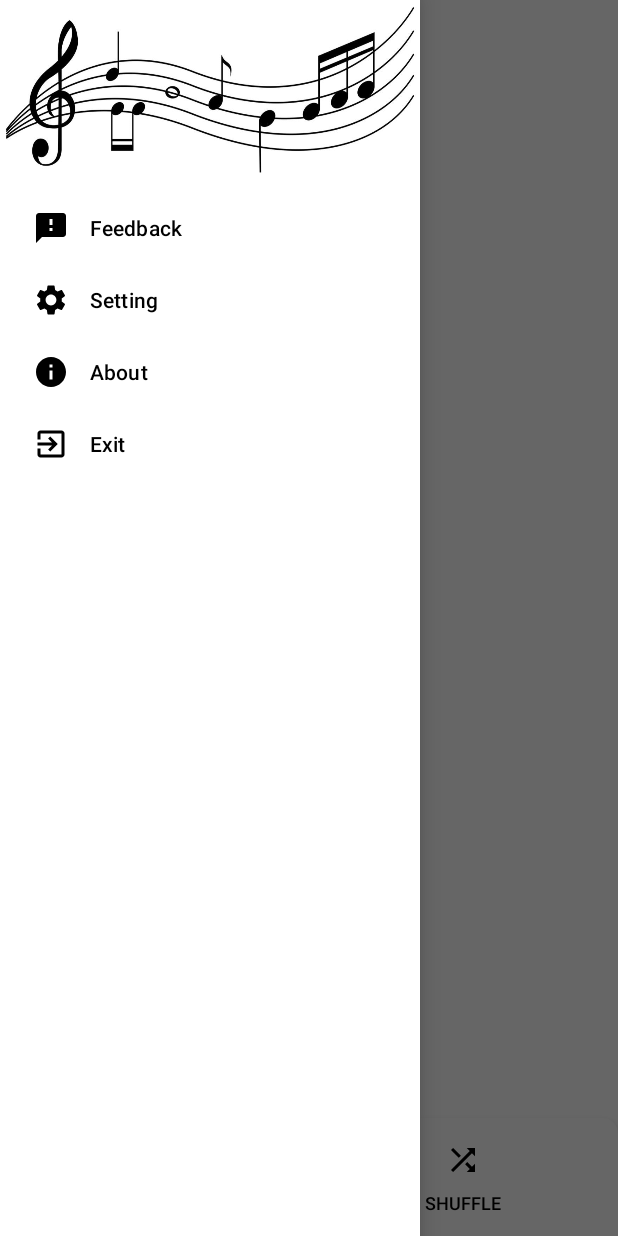
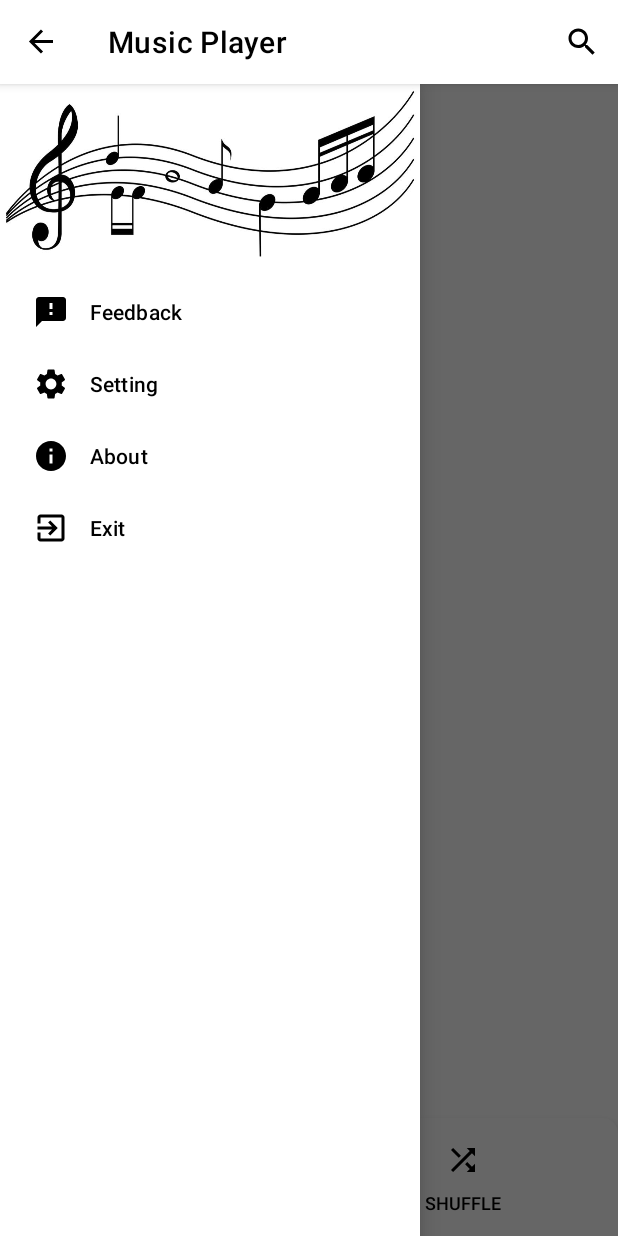
Before and after one commit to TheSalimi/MusicPlayer, an Android app: the screen it shows after launch (MainActivity), with the side drawer open, on a phone screen of 412 x 824 dp. Run offline under Robolectric (Android 15) with nearby library versions, the phone set to English and light mode, and no system bars.

Commit message:
SearchView , Toolbar
search view and its functionality is made and new toolbar updated

```diff
--- a/app/src/main/AndroidManifest.xml
+++ b/app/src/main/AndroidManifest.xml
@@ -38,7 +38,8 @@
             android:name=".PlayerActivity"
             android:exported="false"
             android:screenOrientation="portrait"
-            tools:ignore="LockedOrientationActivity">
+            tools:ignore="LockedOrientationActivity"
+            android:theme="@style/Theme.MusicPlayerNoActionBar">
             <meta-data
                 android:name="android.app.lib_name"
                 android:value="" />
--- a/app/src/main/java/com/example/musicplayer/PlayerActivity.kt
+++ b/app/src/main/java/com/example/musicplayer/PlayerActivity.kt
@@ -148,6 +148,11 @@ class PlayerActivity : AppCompatActivity(), ServiceConnection, MediaPlayer.OnCom
 
         songPosition = intent.getIntExtra("index", 0)
         when (intent.getStringExtra("class")) {
+            "MusicAdapterSearch"->{
+                musicListPA = ArrayList()
+                musicListPA.addAll(MainActivity.musicListSearch)
+                setLayout()
+            }
             "MusicAdapter" -> {
                 musicListPA = ArrayList()
                 musicListPA.addAll(MainActivity.musicList)
--- a/app/src/main/res/layout/activity_main.xml
+++ b/app/src/main/res/layout/activity_main.xml
@@ -11,19 +11,10 @@
         android:layout_width="match_parent"
         android:layout_height="match_parent">
 
-        <androidx.appcompat.widget.Toolbar
-            android:id="@+id/toolbar"
-            android:layout_width="match_parent"
-            android:layout_height="wrap_content"
-            android:background="@color/white"
-            app:title="Music Player"
-            app:titleTextColor="@color/black" />
-
         <TextView
             android:id="@+id/totalSongs"
             android:layout_width="match_parent"
             android:layout_height="wrap_content"
-            android:layout_below="@id/toolbar"
             android:layout_marginStart="8dp"
             android:text="total songs : 13" />
 
--- a/app/src/main/res/values-night/themes.xml
+++ b/app/src/main/res/values-night/themes.xml
@@ -1,13 +1,31 @@
 <resources xmlns:tools="http://schemas.android.com/tools">
     <!-- Base application theme. -->
-    <style name="Theme.MusicPlayer" parent="Theme.MaterialComponents.DayNight.NoActionBar">
+    <style name="Theme.MusicPlayer" parent="Theme.MaterialComponents.Light.NoActionBar">
         <!-- Primary brand color. -->
-        <item name="colorPrimary">@color/primaryColor</item>
-        <item name="colorPrimaryVariant">@color/primaryDarkColor</item>
+        <item name="colorPrimary">@color/white</item>
+        <item name="colorPrimaryVariant">@color/white</item>
         <item name="colorOnPrimary">@color/black</item>
         <!-- Secondary brand color. -->
-        <item name="colorSecondary">@color/secondaryColor</item>
-        <item name="colorSecondaryVariant">@color/secondaryDarkColor</item>
+        <item name="colorSecondary">@color/white</item>
+        <item name="colorSecondaryVariant">@color/white</item>
+        <item name="colorOnSecondary">@color/black</item>
+
+        <!-- Status bar color. -->
+        <item name="android:statusBarColor">@color/white</item>
+        <item name="android:textColorPrimary">@color/black</item>
+        <!-- Customize your theme here. -->
+        <item name="android:actionMenuTextColor">@color/black</item>
+        <item name="android:windowLightStatusBar">true</item>
+    </style>
+
+    <style name="Theme.MusicPlayerNoActionBar" parent="Theme.MaterialComponents.Light.NoActionBar">
+        <!-- Primary brand color. -->
+        <item name="colorPrimary">@color/white</item>
+        <item name="colorPrimaryVariant">@color/gray</item>
+        <item name="colorOnPrimary">@color/black</item>
+        <!-- Secondary brand color. -->
+        <item name="colorSecondary">@color/white</item>
+        <item name="colorSecondaryVariant">@color/gray</item>
         <item name="colorOnSecondary">@color/black</item>
 
         <!-- Status bar color. -->
--- a/app/src/main/res/values/themes.xml
+++ b/app/src/main/res/values/themes.xml
@@ -1,13 +1,31 @@
 <resources xmlns:tools="http://schemas.android.com/tools">
     <!-- Base application theme. -->
-    <style name="Theme.MusicPlayer" parent="Theme.MaterialComponents.DayNight.NoActionBar">
+    <style name="Theme.MusicPlayer" parent="Theme.MaterialComponents.Light">
         <!-- Primary brand color. -->
-        <item name="colorPrimary">@color/primaryColor</item>
-        <item name="colorPrimaryVariant">@color/primaryDarkColor</item>
+        <item name="colorPrimary">@color/white</item>
+        <item name="colorPrimaryVariant">@color/gray</item>
         <item name="colorOnPrimary">@color/black</item>
         <!-- Secondary brand color. -->
-        <item name="colorSecondary">@color/secondaryColor</item>
-        <item name="colorSecondaryVariant">@color/secondaryDarkColor</item>
+        <item name="colorSecondary">@color/white</item>
+        <item name="colorSecondaryVariant">@color/gray</item>
+        <item name="colorOnSecondary">@color/black</item>
+
+        <!-- Status bar color. -->
+        <item name="android:statusBarColor">@color/white</item>
+        <item name="android:textColorPrimary">@color/black</item>
+        <!-- Customize your theme here. -->
+        <item name="android:actionMenuTextColor">@color/black</item>
+        <item name="android:windowLightStatusBar">true</item>
+    </style>
+
+    <style name="Theme.MusicPlayerNoActionBar" parent="Theme.MaterialComponents.Light.NoActionBar">
+        <!-- Primary brand color. -->
+        <item name="colorPrimary">@color/white</item>
+        <item name="colorPrimaryVariant">@color/gray</item>
+        <item name="colorOnPrimary">@color/black</item>
+        <!-- Secondary brand color. -->
+        <item name="colorSecondary">@color/white</item>
+        <item name="colorSecondaryVariant">@color/gray</item>
         <item name="colorOnSecondary">@color/black</item>
 
         <!-- Status bar color. -->
```
Also changed, not shown: app/src/main/java/com/example/musicplayer/MainActivity.kt (+16 -4 lines), app/src/main/java/com/example/musicplayer/MusicAdapter.kt (+20 -7 lines).
